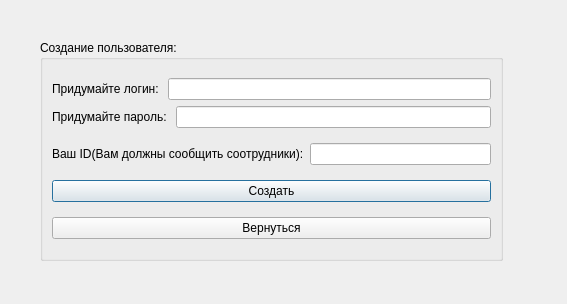
First picture: the form in src/project/createuser.ui, repository Edeotena/bd_4rd_sem_course_work, before the edit.
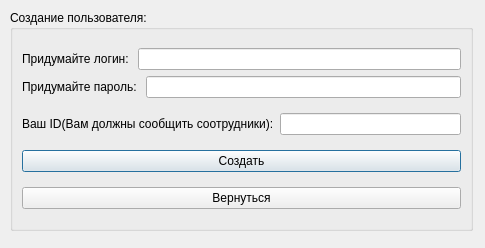
Second picture: the form after the edit.

```diff
--- a/src/project/createuser.ui
+++ b/src/project/createuser.ui
@@ -6,8 +6,8 @@
    <rect>
     <x>0</x>
     <y>0</y>
-    <width>567</width>
-    <height>304</height>
+    <width>485</width>
+    <height>248</height>
    </rect>
   </property>
   <property name="windowTitle">
@@ -16,8 +16,8 @@
   <widget class="QGroupBox" name="groupBox">
    <property name="geometry">
     <rect>
-     <x>40</x>
-     <y>40</y>
+     <x>10</x>
+     <y>10</y>
      <width>463</width>
      <height>221</height>
     </rect>
```
